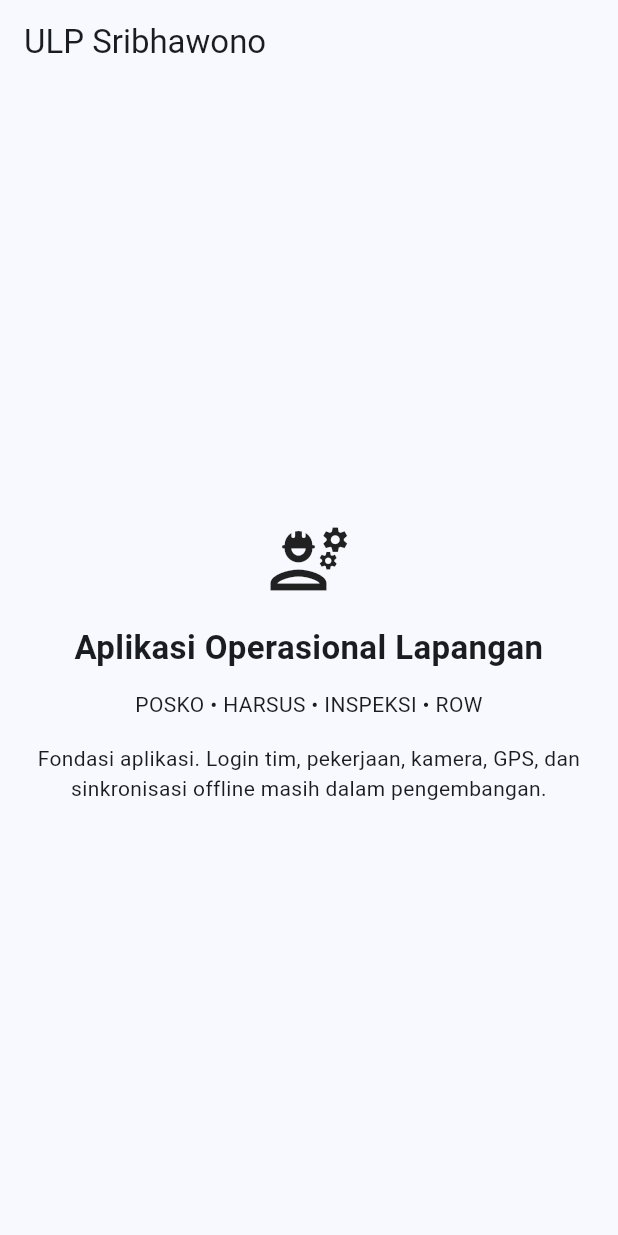
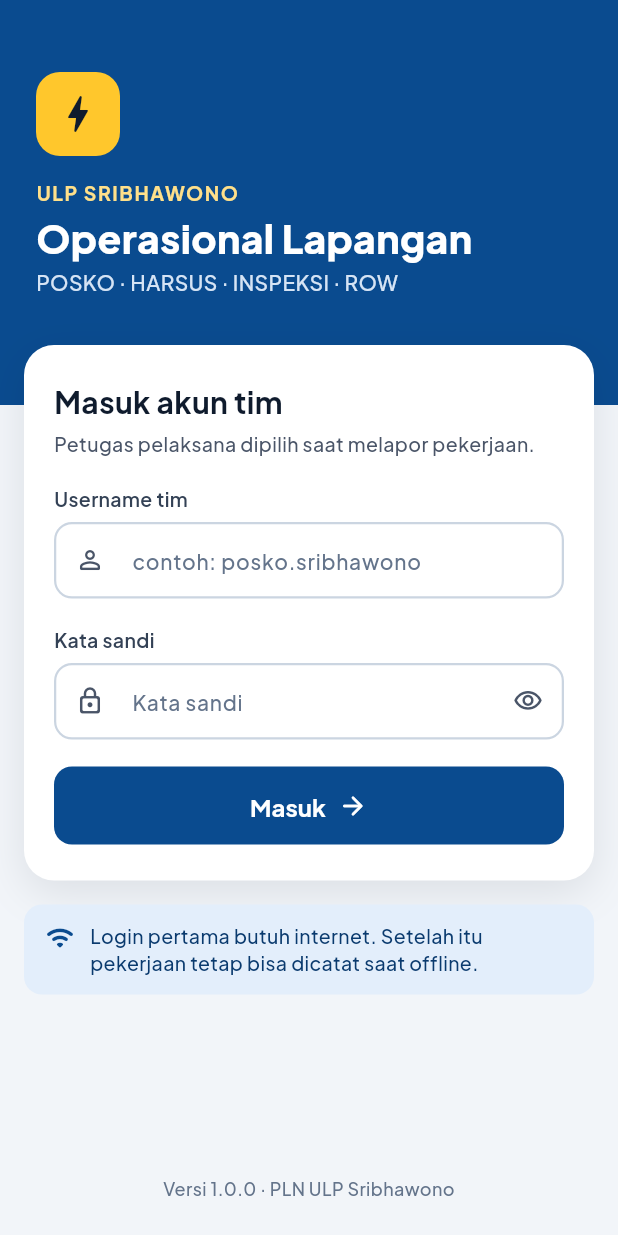
Before and after one commit to raapstronaut/ulp-sribhawono, a Flutter app: the screen it shows after launch, on a phone screen of 412 x 824 dp. Run offline on Flutter 3.47's test engine with Material 3 defaults, Android fonts, the phone set to English and light mode, and no system bars.

Commit message:
feat(mobile): add design theme and team login screen

```diff
--- a/mobile/lib/main.dart
+++ b/mobile/lib/main.dart
@@ -1,4 +1,7 @@
 import 'package:flutter/material.dart';
+
+import 'screens/login_screen.dart';
+import 'theme/app_theme.dart';
 
 void main() => runApp(const UlpSribhawonoApp());
 
@@ -10,30 +13,8 @@ class UlpSribhawonoApp extends StatelessWidget {
     return MaterialApp(
       title: 'ULP Sribhawono',
       debugShowCheckedModeBanner: false,
-      theme: ThemeData(colorScheme: ColorScheme.fromSeed(seedColor: Colors.blue)),
-      home: Scaffold(
-        appBar: AppBar(title: const Text('ULP Sribhawono')),
-        body: const Center(
-          child: Padding(
-            padding: EdgeInsets.all(24),
-            child: Column(
-              mainAxisSize: MainAxisSize.min,
-              children: [
-                Icon(Icons.engineering_outlined, size: 56),
-                SizedBox(height: 16),
-                Text('Aplikasi Operasional Lapangan',
-                    textAlign: TextAlign.center,
-                    style: TextStyle(fontSize: 22, fontWeight: FontWeight.bold)),
-                SizedBox(height: 12),
-                Text('POSKO • HARSUS • INSPEKSI • ROW', textAlign: TextAlign.center),
-                SizedBox(height: 16),
-                Text('Fondasi aplikasi. Login tim, pekerjaan, kamera, GPS, dan sinkronisasi offline masih dalam pengembangan.',
-                    textAlign: TextAlign.center),
-              ],
-            ),
-          ),
-        ),
-      ),
+      theme: AppTheme.light(),
+      home: const LoginScreen(),
     );
   }
 }
--- /dev/null
+++ b/mobile/lib/screens/beranda_screen.dart
@@ -0,0 +1,19 @@
+import 'package:flutter/material.dart';
+
+import '../theme/app_text.dart';
+
+/// Sementara: tujuan setelah login. Isi mengikuti artboard
+/// "2 · Beranda Shift" dan dikerjakan pada langkah berikutnya.
+class BerandaScreen extends StatelessWidget {
+  const BerandaScreen({super.key});
+
+  @override
+  Widget build(BuildContext context) {
+    return Scaffold(
+      appBar: AppBar(title: const Text('Beranda')),
+      body: const Center(
+        child: Text('Layar Beranda menyusul', style: AppText.body),
+      ),
+    );
+  }
+}
--- /dev/null
+++ b/mobile/lib/screens/login_screen.dart
@@ -0,0 +1,283 @@
+import 'package:flutter/material.dart';
+import 'package:flutter/services.dart';
+
+import '../theme/app_colors.dart';
+import '../theme/app_text.dart';
+import '../theme/app_theme.dart';
+import 'beranda_screen.dart';
+
+/// Artboard desain "1 · Login Tim".
+///
+/// Belum terhubung ke API: tombol Masuk hanya memvalidasi isian lalu
+/// membuka Beranda. Petugas pelaksana dipilih saat melapor, bukan di sini.
+class LoginScreen extends StatefulWidget {
+  const LoginScreen({super.key});
+
+  @override
+  State<LoginScreen> createState() => _LoginScreenState();
+}
+
+class _LoginScreenState extends State<LoginScreen> {
+  final _formKey = GlobalKey<FormState>();
+  final _usernameController = TextEditingController();
+  final _passwordController = TextEditingController();
+  bool _hidePassword = true;
+
+  @override
+  void dispose() {
+    _usernameController.dispose();
+    _passwordController.dispose();
+    super.dispose();
+  }
+
+  void _submit() {
+    if (!_formKey.currentState!.validate()) return;
+
+    Navigator.of(
+      context,
+    ).pushReplacement(MaterialPageRoute(builder: (_) => const BerandaScreen()));
+  }
+
+  @override
+  Widget build(BuildContext context) {
+    return AnnotatedRegion<SystemUiOverlayStyle>(
+      // Ikon status bar putih karena header berwarna biru.
+      value: SystemUiOverlayStyle.light,
+      child: Scaffold(
+        body: SingleChildScrollView(
+          child: Column(
+            crossAxisAlignment: CrossAxisAlignment.stretch,
+            children: [
+              const _Header(),
+              // Kartu login naik 40 px menimpa header, seperti di desain.
+              Transform.translate(
+                offset: const Offset(0, -40),
+                child: Padding(
+                  padding: const EdgeInsets.symmetric(
+                    horizontal: AppSizes.screenPadding,
+                  ),
+                  child: Column(
+                    crossAxisAlignment: CrossAxisAlignment.stretch,
+                    children: [
+                      _buildForm(),
+                      const SizedBox(height: 16),
+                      const _OfflineInfo(),
+                    ],
+                  ),
+                ),
+              ),
+            ],
+          ),
+        ),
+        bottomNavigationBar: SafeArea(
+          child: Padding(
+            padding: const EdgeInsets.only(bottom: 24, top: 8),
+            child: Text(
+              'Versi 1.0.0 · PLN ULP Sribhawono',
+              textAlign: TextAlign.center,
+              style: AppText.caption.copyWith(
+                color: AppColors.textMuted,
+                fontWeight: FontWeight.w500,
+              ),
+            ),
+          ),
+        ),
+      ),
+    );
+  }
+
+  Widget _buildForm() {
+    return Container(
+      padding: const EdgeInsets.fromLTRB(20, 24, 20, 24),
+      decoration: BoxDecoration(
+        color: AppColors.surface,
+        borderRadius: BorderRadius.circular(AppSizes.radiusSheet),
+        boxShadow: const [
+          BoxShadow(
+            color: Color(0x1A0F1B2D),
+            blurRadius: 24,
+            offset: Offset(0, 8),
+          ),
+        ],
+      ),
+      child: Form(
+        key: _formKey,
+        child: Column(
+          crossAxisAlignment: CrossAxisAlignment.stretch,
+          children: [
+            const Text('Masuk akun tim', style: AppText.title),
+            const SizedBox(height: 4),
+            Text(
+              'Petugas pelaksana dipilih saat melapor pekerjaan.',
+              style: AppText.body.copyWith(
+                fontSize: 13,
+                color: AppColors.textSecondary,
+              ),
+            ),
+            const SizedBox(height: 18),
+            const _FieldLabel('Username tim'),
+            const SizedBox(height: 6),
+            TextFormField(
+              controller: _usernameController,
+              textInputAction: TextInputAction.next,
+              autocorrect: false,
+              style: AppText.body.copyWith(fontSize: 15),
+              decoration: const InputDecoration(
+                hintText: 'contoh: posko.sribhawono',
+                prefixIcon: Icon(Icons.person_outline_rounded, size: 20),
+              ),
+              validator: (value) => (value == null || value.trim().isEmpty)
+                  ? 'Username tim wajib diisi'
+                  : null,
+            ),
+            const SizedBox(height: 18),
+            const _FieldLabel('Kata sandi'),
+            const SizedBox(height: 6),
+            TextFormField(
+              controller: _passwordController,
+              obscureText: _hidePassword,
+              textInputAction: TextInputAction.done,
+              onFieldSubmitted: (_) => _submit(),
+              style: AppText.body.copyWith(fontSize: 15),
+              decoration: InputDecoration(
+                hintText: 'Kata sandi',
+                prefixIcon: const Icon(Icons.lock_outline_rounded, size: 20),
+                suffixIcon: IconButton(
+                  tooltip: _hidePassword
+                      ? 'Tampilkan kata sandi'
+                      : 'Sembunyikan kata sandi',
+                  icon: Icon(
+                    _hidePassword
+                        ? Icons.visibility_outlined
+                        : Icons.visibility_off_outlined,
+                    size: 20,
+                  ),
+                  onPressed: () =>
+                      setState(() => _hidePassword = !_hidePassword),
+                ),
+              ),
+              validator: (value) => (value == null || value.isEmpty)
+                  ? 'Kata sandi wajib diisi'
+                  : null,
+            ),
+            const SizedBox(height: 18),
+            FilledButton(
+              onPressed: _submit,
+              child: const Row(
+                mainAxisAlignment: MainAxisAlignment.center,
+                children: [
+                  Text('Masuk'),
+                  SizedBox(width: 8),
+                  Icon(Icons.arrow_forward_rounded, size: 20),
+                ],
+              ),
+            ),
+          ],
+        ),
+      ),
+    );
+  }
+}
+
+class _Header extends StatelessWidget {
+  const _Header();
+
+  @override
+  Widget build(BuildContext context) {
+    return Container(
+      color: AppColors.primary,
+      padding: EdgeInsets.fromLTRB(
+        24,
+        MediaQuery.paddingOf(context).top + 48,
+        24,
+        72,
+      ),
+      child: Column(
+        crossAxisAlignment: CrossAxisAlignment.start,
+        children: [
+          Container(
+            width: 56,
+            height: 56,
+            decoration: BoxDecoration(
+              color: AppColors.accent,
+              borderRadius: BorderRadius.circular(16),
+            ),
+            child: const Icon(
+              Icons.bolt_rounded,
+              size: 32,
+              color: AppColors.textPrimary,
+            ),
+          ),
+          const SizedBox(height: 16),
+          Text(
+            'ULP SRIBHAWONO',
+            style: AppText.overline.copyWith(
+              color: AppColors.accentLabel,
+              letterSpacing: 13 * 0.08,
+            ),
+          ),
+          const SizedBox(height: 4),
+          Text(
+            'Operasional Lapangan',
+            style: AppText.display.copyWith(color: Colors.white),
+          ),
+          const SizedBox(height: 4),
+          Text(
+            'POSKO · HARSUS · INSPEKSI · ROW',
+            style: AppText.body.copyWith(color: AppColors.onPrimaryMuted),
+          ),
+        ],
+      ),
+    );
+  }
+}
+
+class _FieldLabel extends StatelessWidget {
+  const _FieldLabel(this.text);
+
+  final String text;
+
+  @override
+  Widget build(BuildContext context) {
+    return Text(
+      text,
+      style: AppText.body.copyWith(
+        fontSize: 13,
+        fontWeight: FontWeight.w600,
+        color: AppColors.textLabel,
+      ),
+    );
+  }
+}
+
+class _OfflineInfo extends StatelessWidget {
+  const _OfflineInfo();
+
+  @override
+  Widget build(BuildContext context) {
+    return Container(
+      padding: const EdgeInsets.symmetric(horizontal: 14, vertical: 12),
+      decoration: BoxDecoration(
+        color: AppColors.primarySoft,
+        borderRadius: BorderRadius.circular(AppSizes.radiusControl),
+      ),
+      child: Row(
+        crossAxisAlignment: CrossAxisAlignment.start,
+        children: [
+          const Icon(Icons.wifi_rounded, size: 20, color: AppColors.primary),
+          const SizedBox(width: 10),
+          Expanded(
+            child: Text(
+              'Login pertama butuh internet. Setelah itu pekerjaan tetap bisa dicatat saat offline.',
+              style: AppText.body.copyWith(
+                fontSize: 13,
+                height: 18 / 13,
+                color: const Color(0xFF0A3A6E),
+              ),
+            ),
+          ),
+        ],
+      ),
+    );
+  }
+}
--- /dev/null
+++ b/mobile/lib/theme/app_colors.dart
@@ -0,0 +1,26 @@
+import 'package:flutter/material.dart';
+
+/// Warna dari board "Panduan Gaya" pada desain POSKO.
+/// Nama token sama dengan yang tertulis di desain.
+abstract final class AppColors {
+  static const primary = Color(0xFF0A4B8F);
+  static const primaryDark = Color(0xFF07335F);
+  static const primarySoft = Color(0xFFE3EEFB);
+
+  static const accent = Color(0xFFFFC72C);
+  static const onAccent = Color(0xFF1A1300);
+  static const accentLabel = Color(0xFFFFE08A);
+
+  static const background = Color(0xFFF2F5F9);
+  static const surface = Color(0xFFFFFFFF);
+  static const border = Color(0xFFE2E8F0);
+  static const borderStrong = Color(0xFFCBD5E1);
+
+  static const textPrimary = Color(0xFF0F1B2D);
+  static const textSecondary = Color(0xFF4A5568);
+  static const textMuted = Color(0xFF64748B);
+  static const textLabel = Color(0xFF334155);
+  static const onPrimaryMuted = Color(0xFFD6E4F5);
+
+  static const danger = Color(0xFFB91C1C);
+}
--- /dev/null
+++ b/mobile/lib/theme/app_text.dart
@@ -0,0 +1,72 @@
+import 'package:flutter/material.dart';
+
+import 'app_colors.dart';
+
+/// Skala huruf dari board "Panduan Gaya" (ukuran/tinggi baris · ketebalan).
+abstract final class AppText {
+  static const fontFamily = 'PlusJakartaSans';
+
+  /// display · 26/32 · 800
+  static const display = TextStyle(
+    fontFamily: fontFamily,
+    fontSize: 26,
+    height: 32 / 26,
+    fontWeight: FontWeight.w800,
+    color: AppColors.textPrimary,
+  );
+
+  /// title · 20/28 · 700
+  static const title = TextStyle(
+    fontFamily: fontFamily,
+    fontSize: 20,
+    height: 28 / 20,
+    fontWeight: FontWeight.w700,
+    color: AppColors.textPrimary,
+  );
+
+  /// titleSmall · 18/24 · 800
+  static const titleSmall = TextStyle(
+    fontFamily: fontFamily,
+    fontSize: 18,
+    height: 24 / 18,
+    fontWeight: FontWeight.w800,
+    color: AppColors.textPrimary,
+  );
+
+  /// label · 15/22 · 700
+  static const label = TextStyle(
+    fontFamily: fontFamily,
+    fontSize: 15,
+    height: 22 / 15,
+    fontWeight: FontWeight.w700,
+    color: AppColors.textPrimary,
+  );
+
+  /// body · 14/20 · 500
+  static const body = TextStyle(
+    fontFamily: fontFamily,
+    fontSize: 14,
+    height: 20 / 14,
+    fontWeight: FontWeight.w500,
+    color: AppColors.textPrimary,
+  );
+
+  /// caption · 12/16 · 600
+  static const caption = TextStyle(
+    fontFamily: fontFamily,
+    fontSize: 12,
+    height: 16 / 12,
+    fontWeight: FontWeight.w600,
+    color: AppColors.textSecondary,
+  );
+
+  /// overline · 13 · 700 · kapital (teks ditulis kapital oleh pemanggil)
+  static const overline = TextStyle(
+    fontFamily: fontFamily,
+    fontSize: 13,
+    height: 18 / 13,
+    fontWeight: FontWeight.w700,
+    letterSpacing: 13 * 0.06,
+    color: AppColors.textSecondary,
+  );
+}
--- /dev/null
+++ b/mobile/lib/theme/app_theme.dart
@@ -0,0 +1,96 @@
+import 'package:flutter/material.dart';
+
+import 'app_colors.dart';
+import 'app_text.dart';
+
+/// Ukuran dasar dari Panduan Gaya: tombol utama 52, area sentuh min 44,
+/// radius tombol/input 12, kartu 16, tepi layar 16.
+abstract final class AppSizes {
+  static const buttonHeight = 52.0;
+  static const buttonHeightSmall = 48.0;
+  static const inputHeight = 52.0;
+  static const radiusControl = 12.0;
+  static const radiusCard = 16.0;
+  static const radiusSheet = 20.0;
+  static const screenPadding = 16.0;
+}
+
+abstract final class AppTheme {
+  static ThemeData light() {
+    final controlShape = RoundedRectangleBorder(
+      borderRadius: BorderRadius.circular(AppSizes.radiusControl),
+    );
+
+    return ThemeData(
+      useMaterial3: true,
+      fontFamily: AppText.fontFamily,
+      scaffoldBackgroundColor: AppColors.background,
+      colorScheme: ColorScheme.fromSeed(
+        seedColor: AppColors.primary,
+        primary: AppColors.primary,
+        onPrimary: Colors.white,
+        secondary: AppColors.accent,
+        onSecondary: AppColors.onAccent,
+        surface: AppColors.surface,
+        onSurface: AppColors.textPrimary,
+        error: AppColors.danger,
+      ),
+      textTheme: const TextTheme(
+        headlineSmall: AppText.display,
+        titleLarge: AppText.title,
+        titleMedium: AppText.titleSmall,
+        labelLarge: AppText.label,
+        bodyMedium: AppText.body,
+        bodySmall: AppText.caption,
+      ),
+      filledButtonTheme: FilledButtonThemeData(
+        style: FilledButton.styleFrom(
+          backgroundColor: AppColors.primary,
+          foregroundColor: Colors.white,
+          minimumSize: const Size.fromHeight(AppSizes.buttonHeight),
+          shape: controlShape,
+          textStyle: AppText.label.copyWith(fontSize: 16),
+        ),
+      ),
+      outlinedButtonTheme: OutlinedButtonThemeData(
+        style: OutlinedButton.styleFrom(
+          foregroundColor: AppColors.primary,
+          minimumSize: const Size.fromHeight(AppSizes.buttonHeightSmall),
+          side: const BorderSide(color: AppColors.primary, width: 1.5),
+          shape: controlShape,
+          textStyle: AppText.label,
+        ),
+      ),
+      inputDecorationTheme: InputDecorationTheme(
+        filled: true,
+        fillColor: AppColors.surface,
+        contentPadding: const EdgeInsets.symmetric(
+          horizontal: 14,
+          vertical: 15,
+        ),
+        hintStyle: AppText.body.copyWith(color: AppColors.textMuted),
+        prefixIconColor: AppColors.textSecondary,
+        suffixIconColor: AppColors.textSecondary,
+        enabledBorder: OutlineInputBorder(
+          borderRadius: BorderRadius.circular(AppSizes.radiusControl),
+          borderSide: const BorderSide(
+            color: AppColors.borderStrong,
+            width: 1.5,
+          ),
+        ),
+        focusedBorder: OutlineInputBorder(
+          borderRadius: BorderRadius.circular(AppSizes.radiusControl),
+          borderSide: const BorderSide(color: AppColors.primary, width: 1.5),
+        ),
+        errorBorder: OutlineInputBorder(
+          borderRadius: BorderRadius.circular(AppSizes.radiusControl),
+          borderSide: const BorderSide(color: AppColors.danger, width: 1.5),
+        ),
+        focusedErrorBorder: OutlineInputBorder(
+          borderRadius: BorderRadius.circular(AppSizes.radiusControl),
+          borderSide: const BorderSide(color: AppColors.danger, width: 1.5),
+        ),
+      ),
+    );
+  }
+}
```
Also changed, not shown: mobile/assets/fonts/OFL.txt (added, +93 -0 lines), mobile/pubspec.yaml (+16 -0 lines), mobile/assets/fonts/PlusJakartaSans-Bold.ttf (added), mobile/assets/fonts/PlusJakartaSans-ExtraBold.ttf (added), mobile/assets/fonts/PlusJakartaSans-Medium.ttf (added), mobile/assets/fonts/PlusJakartaSans-Regular.ttf (added), mobile/assets/fonts/PlusJakartaSans-SemiBold.ttf (added), 2 other files.
